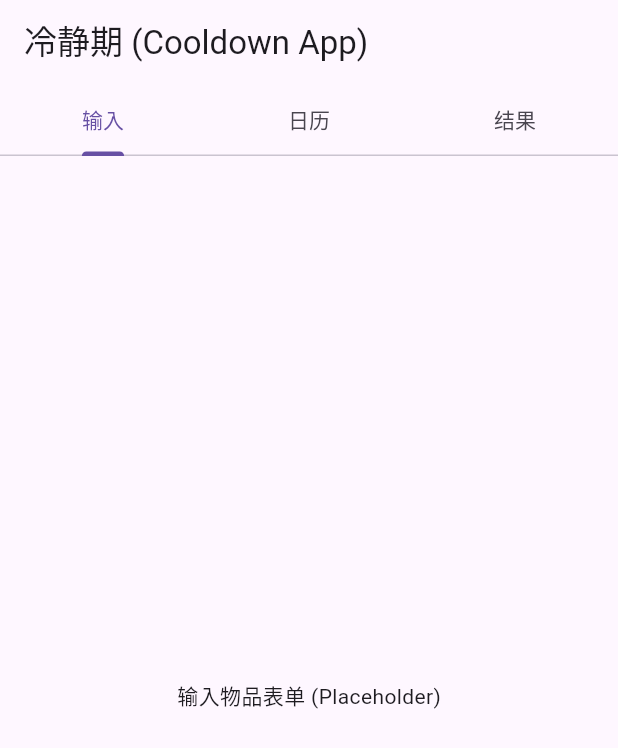
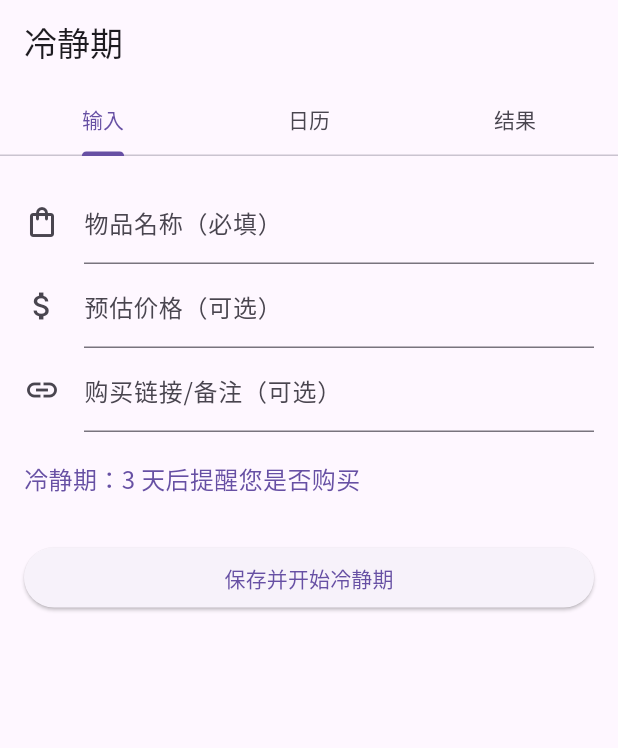
Before and after one commit to moze-max/cooldown, a Flutter app: the screen it shows after launch, on a phone screen of 412 x 824 dp. Shown: the top 748 px of the screen. Run offline on Flutter 3.47's test engine with Material 3 defaults, Android fonts, the light colour scheme and no system bars; our stand-ins replace isar; accounts and stored records are empty; generated files the repository leaves out were written again.

Commit message:
feat(home): 添加表单页面与本地数据存储功能
- 引入 Isar 数据库服务，实现 PurchaseItem 的本地存储
- 新增 AddItemScreen 表单页面，支持输入物品名称、价格和链接
- 设置默认 3 天冷静期，并在保存后提示用户
- 配置全局字体为 NotoSansSC，优化界面显示效果
- 更新依赖版本并添加相关资源文件（图片与字体）

```diff
--- a/lib/main.dart
+++ b/lib/main.dart
@@ -11,6 +11,11 @@ class MyApp extends StatelessWidget {
   // This widget is the root of your application.
   @override
   Widget build(BuildContext context) {
-    return MaterialApp(title: 'cooldown', home: const HomePage());
+    return MaterialApp(
+      title: 'cooldown',
+      theme: ThemeData(fontFamily: "NotoSansSC"),
+      home: const HomePage(),
+      debugShowCheckedModeBanner: false,
+    );
   }
 }
--- a/lib/pages/add_item_screen.dart
+++ b/lib/pages/add_item_screen.dart
@@ -1,12 +1,111 @@
 // lib/screens/add_item_screen.dart
-// 注意：这个文件应该替换为您之前编写的包含表单的 AddItemScreen
+
 import 'package:flutter/material.dart';
+import '../models/purchase_item.dart';
+import '../services/isar_service.dart'; // 更改为 Isar Service
 
-class AddItemScreen extends StatelessWidget {
+class AddItemScreen extends StatefulWidget {
   const AddItemScreen({super.key});
 
   @override
+  State<AddItemScreen> createState() => _AddItemScreenState();
+}
+
+class _AddItemScreenState extends State<AddItemScreen> {
+  final _formKey = GlobalKey<FormState>();
+  final _nameController = TextEditingController();
+  final _priceController = TextEditingController();
+  final _urlController = TextEditingController();
+  final IsarService _isarService = IsarService(); // 实例化服务
+
+  final int _defaultDelayDays = 3;
+
+  void _saveItem() async {
+    if (_formKey.currentState!.validate()) {
+      _formKey.currentState!.save();
+
+      final now = DateTime.now();
+      final notifyTime = now.add(Duration(days: _defaultDelayDays));
+
+      final newItem = PurchaseItem(
+        name: _nameController.text,
+        price: double.tryParse(_priceController.text),
+        url: _urlController.text.isEmpty ? null : _urlController.text,
+        entryDate: now,
+        notifyDate: notifyTime,
+        status: 'pending',
+      );
+
+      // **使用 Isar Service 存储**
+      await _isarService.saveItem(newItem);
+
+      // 存储成功后，反馈用户并清空表单（因为这是 Tab 内容）
+      if (mounted) {
+        ScaffoldMessenger.of(context).showSnackBar(
+          SnackBar(
+            content: Text('已添加 ${newItem.name}，冷静期开始！'),
+            duration: const Duration(seconds: 2),
+          ),
+        );
+
+        // 清空表单
+        _nameController.clear();
+        _priceController.clear();
+        _urlController.clear();
+        FocusScope.of(context).unfocus(); // 关闭键盘
+      }
+    }
+  }
+
+  @override
   Widget build(BuildContext context) {
-    return const Center(child: Text('输入物品表单 (Placeholder)'));
+    // 移除 Scaffold 中的 AppBar，因为 HomePage 已经提供了 TabBarAppBar
+    return Form(
+      key: _formKey,
+      child: ListView(
+        padding: const EdgeInsets.all(16.0),
+        children: <Widget>[
+          // ... (TextFormFields 保持不变)
+          TextFormField(
+            controller: _nameController,
+            decoration: const InputDecoration(
+              labelText: '物品名称（必填）',
+              icon: Icon(Icons.shopping_bag_outlined),
+            ),
+            validator: (value) {
+              if (value == null || value.isEmpty) {
+                return '请输入物品名称';
+              }
+              return null;
+            },
+          ),
+          TextFormField(
+            controller: _priceController,
+            keyboardType: TextInputType.number,
+            decoration: const InputDecoration(
+              labelText: '预估价格（可选）',
+              icon: Icon(Icons.attach_money),
+            ),
+          ),
+          TextFormField(
+            controller: _urlController,
+            decoration: const InputDecoration(
+              labelText: '购买链接/备注（可选）',
+              icon: Icon(Icons.link),
+            ),
+          ),
+          const SizedBox(height: 20),
+          Text(
+            '冷静期：$_defaultDelayDays 天后提醒您是否购买',
+            style: TextStyle(
+              fontSize: 16,
+              color: Theme.of(context).colorScheme.primary,
+            ),
+          ),
+          const SizedBox(height: 30),
+          ElevatedButton(onPressed: _saveItem, child: const Text('保存并开始冷静期')),
+        ],
+      ),
+    );
   }
 }
--- a/lib/pages/homepage.dart
+++ b/lib/pages/homepage.dart
@@ -37,7 +37,7 @@ class TabBarAppBar extends StatelessWidget implements PreferredSizeWidget {
   @override
   Widget build(BuildContext context) {
     return AppBar(
-      title: const Text('冷静期 (Cooldown App)'),
+      title: const Text('冷静期'),
       bottom: const TabBar(
         tabs: <Widget>[
           Tab(text: '输入'),
--- a/pubspec.yaml
+++ b/pubspec.yaml
@@ -60,7 +60,10 @@ flutter:
   # included with your application, so that you can use the icons in
   # the material Icons class.
   uses-material-design: true
-
+  fonts:
+    - family: NotoSansSC
+      fonts:
+      - asset: assets\fonts\NotoSansSC-VariableFont_wght.ttf
   # To add assets to your application, add an assets section, like this:
   # assets:
   #   - images/a_dot_burr.jpeg
```
Also changed, not shown: assets/images/1746434655157.jpg (added), assets/images/HTMLpage.png (added), assets/images/_106187431_vincent-van-gogh---starry-n.jpg (added), assets/images/images.jpg (added), assets/images/mm_facetoface_collect_qrcode_1746434636719.png (added), pubspec.lock, 1 other file.
